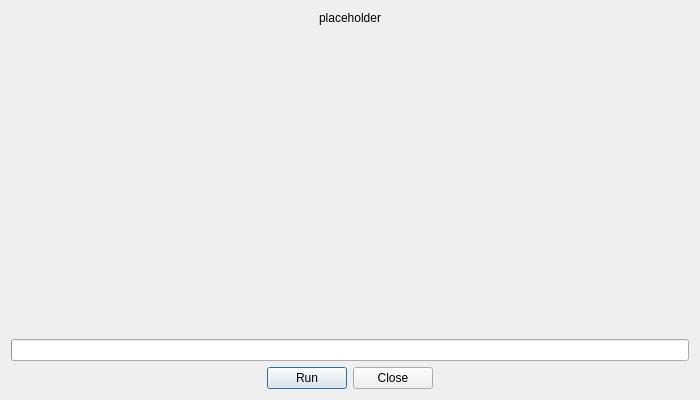
Before: the Qt Designer form resources/ui/runner.ui in cmontesano/xappt_qt, drawn with Qt 5.
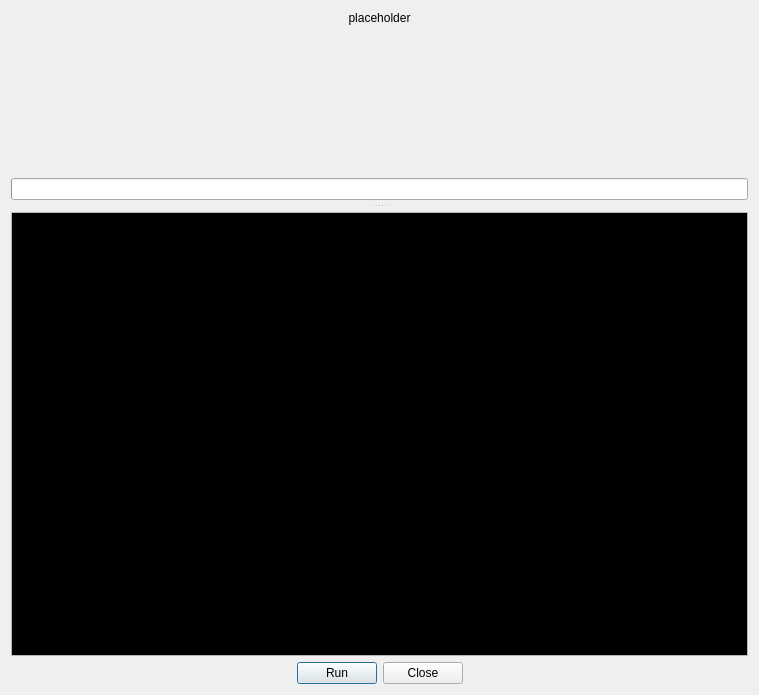
After: the same form once the commit is applied.

The edit to the form file:
```diff
--- a/resources/ui/runner.ui
+++ b/resources/ui/runner.ui
@@ -6,8 +6,8 @@
    <rect>
     <x>0</x>
     <y>0</y>
-    <width>700</width>
-    <height>400</height>
+    <width>759</width>
+    <height>695</height>
    </rect>
   </property>
   <property name="windowTitle">
@@ -15,89 +15,123 @@
   </property>
   <layout class="QGridLayout" name="gridLayout_2">
    <item row="0" column="0">
-    <layout class="QGridLayout" name="gridLayout">
-     <item row="3" column="0">
-      <layout class="QHBoxLayout" name="horizontalLayout">
-       <item>
-        <spacer name="horizontalSpacer">
+    <widget class="QSplitter" name="splitter">
+     <property name="orientation">
+      <enum>Qt::Vertical</enum>
+     </property>
+     <property name="handleWidth">
+      <number>12</number>
+     </property>
+     <widget class="QWidget" name="layoutWidget">
+      <layout class="QGridLayout" name="gridLayout">
+       <item row="1" column="0">
+        <spacer name="verticalSpacer">
          <property name="orientation">
-          <enum>Qt::Horizontal</enum>
+          <enum>Qt::Vertical</enum>
          </property>
          <property name="sizeHint" stdset="0">
           <size>
-           <width>40</width>
-           <height>20</height>
+           <width>20</width>
+           <height>40</height>
           </size>
          </property>
         </spacer>
        </item>
-       <item>
-        <widget class="QPushButton" name="btnOk">
-         <property name="text">
-          <string>Run</string>
+       <item row="0" column="0">
+        <widget class="QLabel" name="placeholder">
+         <property name="sizePolicy">
+          <sizepolicy hsizetype="MinimumExpanding" vsizetype="Minimum">
+           <horstretch>0</horstretch>
+           <verstretch>0</verstretch>
+          </sizepolicy>
          </property>
-        </widget>
-       </item>
-       <item>
-        <widget class="QPushButton" name="btnClose">
          <property name="text">
-          <string>Close</string>
+          <string>placeholder</string>
          </property>
+         <property name="alignment">
+          <set>Qt::AlignCenter</set>
+         </property>
         </widget>
        </item>
-       <item>
-        <spacer name="horizontalSpacer_2">
-         <property name="orientation">
-          <enum>Qt::Horizontal</enum>
+       <item row="2" column="0">
+        <widget class="QProgressBar" name="progressBar">
+         <property name="value">
+          <number>0</number>
          </property>
-         <property name="sizeHint" stdset="0">
-          <size>
-           <width>40</width>
-           <height>20</height>
-          </size>
+         <property name="textVisible">
+          <bool>true</bool>
          </property>
-        </spacer>
+         <property name="format">
+          <string/>
+         </property>
+        </widget>
        </item>
       </layout>
-     </item>
-     <item row="0" column="0">
-      <widget class="QLabel" name="placeholder">
-       <property name="sizePolicy">
-        <sizepolicy hsizetype="MinimumExpanding" vsizetype="Minimum">
-         <horstretch>0</horstretch>
-         <verstretch>0</verstretch>
-        </sizepolicy>
+     </widget>
+     <widget class="QTextEdit" name="txtOutput">
+      <property name="tabChangesFocus">
+       <bool>true</bool>
+      </property>
+      <property name="undoRedoEnabled">
+       <bool>false</bool>
+      </property>
+      <property name="lineWrapMode">
+       <enum>QTextEdit::NoWrap</enum>
+      </property>
+      <property name="readOnly">
+       <bool>true</bool>
+      </property>
+      <property name="html">
+       <string>&lt;!DOCTYPE HTML PUBLIC &quot;-//W3C//DTD HTML 4.0//EN&quot; &quot;http://www.w3.org/TR/REC-html40/strict.dtd&quot;&gt;
+&lt;html&gt;&lt;head&gt;&lt;meta name=&quot;qrichtext&quot; content=&quot;1&quot; /&gt;&lt;style type=&quot;text/css&quot;&gt;
+p, li { white-space: pre-wrap; }
+&lt;/style&gt;&lt;/head&gt;&lt;body style=&quot; font-family:'Ubuntu'; font-size:11pt; font-weight:400; font-style:normal;&quot; bgcolor=&quot;#000000&quot;&gt;
+&lt;p style=&quot;-qt-paragraph-type:empty; margin-top:0px; margin-bottom:0px; margin-left:0px; margin-right:0px; -qt-block-indent:0; text-indent:0px;&quot;&gt;&lt;br /&gt;&lt;/p&gt;&lt;/body&gt;&lt;/html&gt;</string>
+      </property>
+      <property name="tabStopWidth">
+       <number>40</number>
+      </property>
+     </widget>
+    </widget>
+   </item>
+   <item row="1" column="0">
+    <layout class="QHBoxLayout" name="horizontalLayout">
+     <item>
+      <spacer name="horizontalSpacer">
+       <property name="orientation">
+        <enum>Qt::Horizontal</enum>
        </property>
+       <property name="sizeHint" stdset="0">
+        <size>
+         <width>40</width>
+         <height>20</height>
+        </size>
+       </property>
+      </spacer>
+     </item>
+     <item>
+      <widget class="QPushButton" name="btnOk">
        <property name="text">
-        <string>placeholder</string>
+        <string>Run</string>
        </property>
-       <property name="alignment">
-        <set>Qt::AlignCenter</set>
-       </property>
       </widget>
      </item>
-     <item row="2" column="0">
-      <widget class="QProgressBar" name="progressBar">
-       <property name="value">
-        <number>0</number>
+     <item>
+      <widget class="QPushButton" name="btnClose">
+       <property name="text">
+        <string>Close</string>
        </property>
-       <property name="textVisible">
-        <bool>true</bool>
-       </property>
-       <property name="format">
-        <string/>
-       </property>
       </widget>
      </item>
-     <item row="1" column="0">
-      <spacer name="verticalSpacer">
+     <item>
+      <spacer name="horizontalSpacer_2">
        <property name="orientation">
-        <enum>Qt::Vertical</enum>
+        <enum>Qt::Horizontal</enum>
        </property>
        <property name="sizeHint" stdset="0">
         <size>
-         <width>20</width>
-         <height>40</height>
+         <width>40</width>
+         <height>20</height>
         </size>
        </property>
       </spacer>
```
